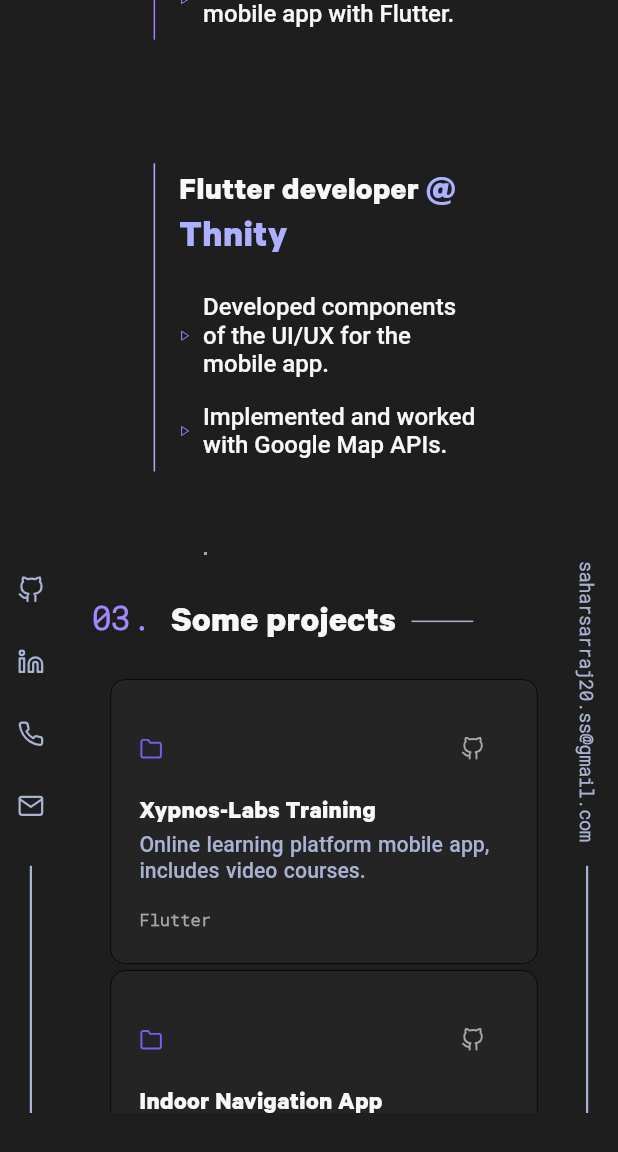
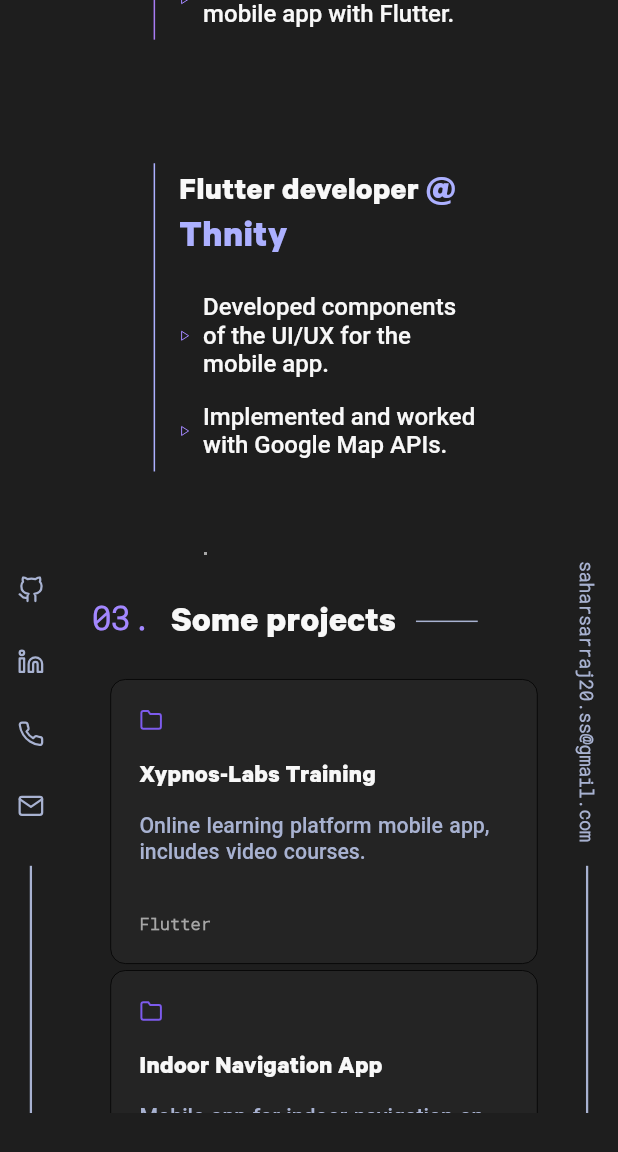
Before and after one commit to Sarraj-Sahar/Portfolio-SS, a Flutter app: the screen it shows after launch, scrolled down 2880 dp, on a phone screen of 412 x 824 dp. Shown: the top 1152 px of the screen. Run offline on Flutter 3.47's test engine with Material 2 defaults, Android fonts, the phone set to English and light mode, and no system bars; drawn by our look-alikes of scroll_to_index; our stand-ins replace flutter_feather_icons, lottie.

Commit message:
made text selectable and updated project cards

```diff
--- a/lib/components/sections/3.Work.dart
+++ b/lib/components/sections/3.Work.dart
@@ -46,8 +46,8 @@ class Work extends StatelessWidget {
                           padding: EdgeInsets.only(
                             bottom: size.height * 0.02,
                           ),
-                          child: RichText(
-                            text: TextSpan(
+                          child: SelectableText.rich(
+                            TextSpan(
                               text: "Flutter developer ",
                               style: mySectionStyle(22.0, myWhite),
                               children: [
@@ -92,8 +92,8 @@ class Work extends StatelessWidget {
                           padding: EdgeInsets.only(
                             bottom: size.height * 0.02,
                           ),
-                          child: RichText(
-                            text: TextSpan(
+                          child: SelectableText.rich(
+                            TextSpan(
                               text: "Flutter developer ",
                               style: mySectionStyle(22.0, myWhite),
                               children: [
@@ -137,8 +137,8 @@ class Work extends StatelessWidget {
                           padding: EdgeInsets.only(
                             bottom: size.height * 0.02,
                           ),
-                          child: RichText(
-                            text: TextSpan(
+                          child: SelectableText.rich(
+                            TextSpan(
                               text: "Flutter developer ",
                               style: mySectionStyle(22.0, myWhite),
                               children: [
@@ -185,7 +185,7 @@ Widget JobDetail(String text, Size size) {
           ),
         ),
         Flexible(
-          child: Text(
+          child: SelectableText(
             text,
             style: TextStyle(
               color: myWhite,
--- a/lib/components/sections/4.Projects.dart
+++ b/lib/components/sections/4.Projects.dart
@@ -68,7 +68,7 @@ class Projects extends StatelessWidget {
                     size,
                     "Diabetese Prediction Web App",
                     "Machine Learning Web Application that can predict whether a patient has diabetes based on various factors.",
-                    "Python  SKLearn  Streamlit  Kaggle",
+                    "Python  SKLearn  Streamlit ",
                     "https://github.com/Sarraj-Sahar/Diabetes_Prediction_App"),
               ),
               GestureDetector(
--- a/lib/components/sections/5.Contact.dart
+++ b/lib/components/sections/5.Contact.dart
@@ -14,14 +14,14 @@ class ContactMe extends StatelessWidget {
   Widget build(BuildContext context) {
     return Column(
       children: [
-        Text(
+        SelectableText(
           "04. let's Connect !",
           style: myTextStyle(18.0, myPurpleAccentColor),
         ),
         Padding(
           padding: EdgeInsets.only(
               top: size.height * 0.03, bottom: size.height * 0.06),
-          child: Text(
+          child: SelectableText(
             "I am actively seeking new opportunities and challenges.",
             textAlign: TextAlign.center,
             style: myParagraphStyle(16.0),
@@ -52,7 +52,7 @@ class ContactMe extends StatelessWidget {
             ),
             child: Padding(
               padding: const EdgeInsets.all(10.0),
-              child: Text(
+              child: SelectableText(
                 "Say Hi",
                 style: myTextStyle(16.0, myPurpleAccentColor),
               ),
--- a/lib/components/sections/widgets/project_card.dart
+++ b/lib/components/sections/widgets/project_card.dart
@@ -44,67 +44,53 @@ class ProjectCard extends StatelessWidget {
             padding: EdgeInsets.all(cardHeight * 0.1),
             child: Column(
               crossAxisAlignment: CrossAxisAlignment.start,
-              mainAxisAlignment: MainAxisAlignment.spaceAround,
+              mainAxisAlignment: MainAxisAlignment.spaceBetween,
               children: [
                 Padding(
-                  padding: EdgeInsets.only(
-                      bottom: size.width > 540
-                          ? size.height * 0.01
-                          : size.height * 0.0),
-                  child: Row(
-                    mainAxisAlignment: MainAxisAlignment.spaceBetween,
-                    children: [
-                      Icon(
+                  padding: EdgeInsets.only(bottom: 8.0),
+                  child: Icon(
                     FeatherIcons.folder,
                     color: myDeepPurpleColor,
                     size: cardWidth * 0.055,
                   ),
-                      OnHoverCard(0.0, -8.0, 1.08, builder: (isHovered) {
-                        final iconColor = isHovered ? discordPurple : myGrey;
-
-                        return IconButton(
-                          onPressed: () {
-                            method.launchURL(gitRepo);
-                          },
-                          icon: Icon(FeatherIcons.github),
-                          color: iconColor,
-                          iconSize: cardWidth * 0.055,
-                        );
-                      }),
-                    ],
                 ),
-                ),
+                /////////
                 Flexible(
+                  child: Padding(
+                    padding: const EdgeInsets.only(bottom: 8.0),
                     child: Text(
                       title,
-                    overflow: TextOverflow.fade,
+                      overflow: TextOverflow.ellipsis,
                       style: mySectionStyle(cardWidth * 0.06, titleColor),
                     ),
                   ),
+                ),
                 Expanded(
-                  child: Text(description,
-
-                      //FLUTTER: text overflow
-                      //text overflow no longer works when maxLines is specified
+                  child: Padding(
+                    padding: const EdgeInsets.only(bottom: 2.0),
+                    child: Text(
+                      description,
                       overflow: TextOverflow.ellipsis,
                       maxLines: 3,
+                      style: TextStyle(
+                        color: myAccentGrey,
+                        fontWeight: FontWeight.w500,
+                        fontSize: cardWidth * 0.05,
+                        wordSpacing: 0.75,
+                        height: 1.2,
+                        overflow: TextOverflow.ellipsis,
+                      ),
+
                       //FLUTTER : Textheight=1.5
                       //When text height is set to 1.5 , text gets cut off
-
                       // strutStyle: StrutStyle(
                       //   fontWeight: FontWeight.w500,
                       //   fontSize: cardWidth * 0.05,
                       //   height: 1.5,
                       //   forceStrutHeight: true,
                       // ),
-                      style: TextStyle(
-                        color: myAccentGrey,
-                        fontWeight: FontWeight.w500,
-                        fontSize: cardWidth * 0.05,
-                        wordSpacing: 0.75,
-                        // height: 1.5,
-                        overflow: TextOverflow.ellipsis,
-                      )),
+                    ),
+                  ),
                 ),
                 // Flexible(
                 //   child:
@@ -112,8 +98,8 @@ class ProjectCard extends StatelessWidget {
                   tech,
                   overflow: TextOverflow.ellipsis,
                   style: myTextStyle(cardWidth * 0.04, myGrey),
+                ),
                 // ),
-                ),
               ],
             ),
           );
--- a/lib/components/sections/widgets/section_title.dart
+++ b/lib/components/sections/widgets/section_title.dart
@@ -20,7 +20,7 @@ class SectionTtitle extends StatelessWidget {
 
           // style: myTextStyle(size.width * 0.025, myPurpleAccentColor),
         ),
-        Text(
+        SelectableText(
           title,
           style: mySectionStyle(25.0, myWhite),
 
```
Also changed, not shown: lib/components/sections/1.Home.dart (+6 -6 lines), lib/components/sections/2.About.dart (+4 -4 lines). Lines whose indentation alone changed are shown as unchanged.
